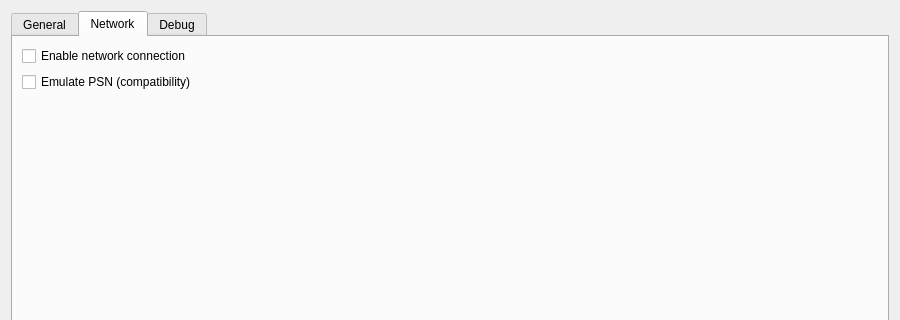
Qt form src/launcher/forms/configuration_edit_dialog.ui (KytyPS5/KytyPS5) before a commit; both pictures show x 0 to 900 and y 0 to 320 of the 900 by 773 pixel window.
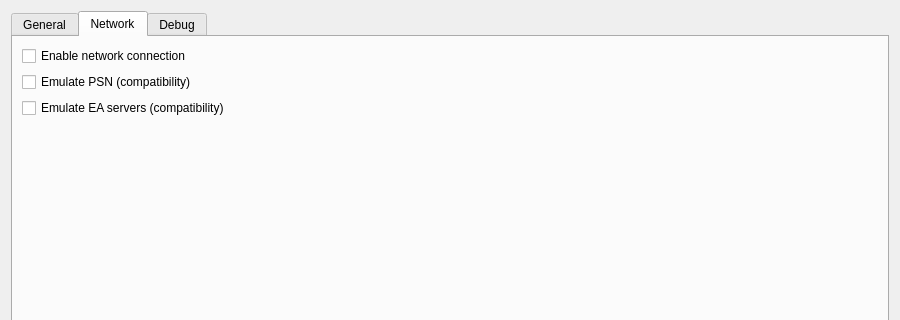
The same form after that commit. The open tabs and pages were chosen to show the change. Custom widgets are drawn as their Qt base class.

Commit message: ea: emulated EA account services and Blaze server, so a game signs in

What changed in the file:
```diff
--- a/src/launcher/forms/configuration_edit_dialog.ui
+++ b/src/launcher/forms/configuration_edit_dialog.ui
@@ -417,6 +417,12 @@
          <property name="text"><string>Emulate PSN (compatibility)</string></property>
         </widget>
        </item>
+       <item>
+        <widget class="QCheckBox" name="checkBox_ea_emulation">
+         <property name="toolTip"><string>Answer games of EA with a built-in stand-in for EA's servers, so they reach their offline menus.</string></property>
+         <property name="text"><string>Emulate EA servers (compatibility)</string></property>
+        </widget>
+       </item>
        <item>
         <spacer name="networkSpacer">
          <property name="orientation"><enum>Qt::Vertical</enum></property>
```
The commit also changes 33 other files.
